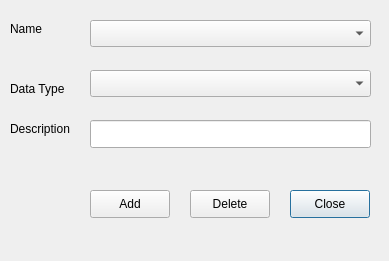
Qt form open-ihm/gui/designs/ui_personalcharacteristics.ui (snim2mirror/openihm) before a commit.
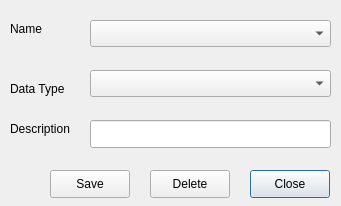
The same form after that commit.

Patch:
```diff
--- a/open-ihm/gui/designs/ui_personalcharacteristics.ui
+++ b/open-ihm/gui/designs/ui_personalcharacteristics.ui
@@ -5,14 +5,14 @@
    <rect>
     <x>0</x>
     <y>0</y>
-    <width>389</width>
-    <height>261</height>
+    <width>341</width>
+    <height>206</height>
    </rect>
   </property>
   <property name="minimumSize" >
    <size>
-    <width>389</width>
-    <height>261</height>
+    <width>341</width>
+    <height>206</height>
    </size>
   </property>
   <property name="windowTitle" >
@@ -21,8 +21,8 @@
   <widget class="QPushButton" name="btnPCharsClose" >
    <property name="geometry" >
     <rect>
-     <x>290</x>
-     <y>190</y>
+     <x>250</x>
+     <y>170</y>
      <width>80</width>
      <height>28</height>
     </rect>
@@ -34,8 +34,8 @@
   <widget class="QPushButton" name="pushButton_2" >
    <property name="geometry" >
     <rect>
-     <x>190</x>
-     <y>190</y>
+     <x>150</x>
+     <y>170</y>
      <width>80</width>
      <height>28</height>
     </rect>
@@ -47,14 +47,14 @@
   <widget class="QPushButton" name="pushButton_3" >
    <property name="geometry" >
     <rect>
-     <x>90</x>
-     <y>190</y>
+     <x>50</x>
+     <y>170</y>
      <width>80</width>
      <height>28</height>
     </rect>
    </property>
    <property name="text" >
-    <string>Add</string>
+    <string>Save</string>
    </property>
   </widget>
   <widget class="QComboBox" name="comboBox" >
@@ -62,7 +62,7 @@
     <rect>
      <x>90</x>
      <y>20</y>
-     <width>281</width>
+     <width>241</width>
      <height>27</height>
     </rect>
    </property>
@@ -72,7 +72,7 @@
     <rect>
      <x>90</x>
      <y>70</y>
-     <width>281</width>
+     <width>241</width>
      <height>27</height>
     </rect>
    </property>
@@ -121,7 +121,7 @@
     <rect>
      <x>90</x>
      <y>120</y>
-     <width>281</width>
+     <width>241</width>
      <height>28</height>
     </rect>
    </property>
```
